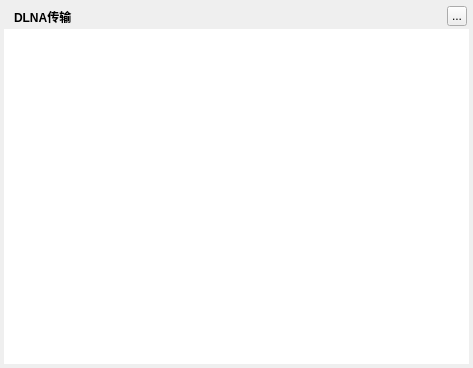
This is TTKModule/TTKWidget/musicUiKits/musicToolsetsKits/musicsongdlnatransferwidget.ui in Greedysky/TTKMusicPlayer as Qt 5 draws it before an edit. The edited form follows.
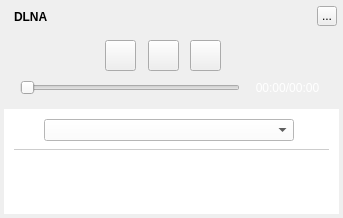
This is the edited form. Custom widgets are drawn as their Qt base class.

Commit message: Update dlna module[587432]

What changed in the file:
```diff
--- a/TTKModule/TTKWidget/musicUiKits/musicToolsetsKits/musicsongdlnatransferwidget.ui
+++ b/TTKModule/TTKWidget/musicUiKits/musicToolsetsKits/musicsongdlnatransferwidget.ui
@@ -6,8 +6,8 @@
    <rect>
     <x>0</x>
     <y>0</y>
-    <width>473</width>
-    <height>368</height>
+    <width>343</width>
+    <height>218</height>
    </rect>
   </property>
   <property name="windowTitle">
@@ -18,8 +18,8 @@
     <rect>
      <x>4</x>
      <y>4</y>
-     <width>465</width>
-     <height>360</height>
+     <width>335</width>
+     <height>210</height>
     </rect>
    </property>
    <property name="text">
@@ -39,13 +39,13 @@
     <string notr="true">color:&quot;#FFFFFF&quot;;font-weight:bold</string>
    </property>
    <property name="text">
-    <string>DLNA传输</string>
+    <string>DLNA</string>
    </property>
   </widget>
   <widget class="QToolButton" name="topTitleCloseButton">
    <property name="geometry">
     <rect>
-     <x>447</x>
+     <x>317</x>
      <y>6</y>
      <width>20</width>
      <height>20</height>
@@ -59,20 +59,137 @@
    <property name="geometry">
     <rect>
      <x>4</x>
-     <y>29</y>
-     <width>465</width>
-     <height>335</height>
+     <y>109</y>
+     <width>335</width>
+     <height>105</height>
     </rect>
    </property>
    <property name="styleSheet">
     <string notr="true">background:white;</string>
    </property>
+   <widget class="QLabel" name="iconLabel">
+    <property name="geometry">
+     <rect>
+      <x>10</x>
+      <y>12</y>
+      <width>16</width>
+      <height>16</height>
+     </rect>
+    </property>
+   </widget>
+   <widget class="QFrame" name="frame">
+    <property name="geometry">
+     <rect>
+      <x>10</x>
+      <y>40</y>
+      <width>315</width>
+      <height>1</height>
+     </rect>
+    </property>
+    <property name="styleSheet">
+     <string notr="true">color:rgba(0, 0, 0, 50)</string>
+    </property>
+    <property name="frameShape">
+     <enum>QFrame::HLine</enum>
+    </property>
+    <property name="frameShadow">
+     <enum>QFrame::Plain</enum>
+    </property>
+   </widget>
+   <widget class="QComboBox" name="deviceComboBox">
+    <property name="geometry">
+     <rect>
+      <x>40</x>
+      <y>10</y>
+      <width>250</width>
+      <height>22</height>
+     </rect>
+    </property>
+   </widget>
+  </widget>
+  <widget class="QPushButton" name="nextButton">
+   <property name="geometry">
+    <rect>
+     <x>190</x>
+     <y>40</y>
+     <width>31</width>
+     <height>31</height>
+    </rect>
+   </property>
+   <property name="text">
+    <string/>
+   </property>
+  </widget>
+  <widget class="QPushButton" name="previousButton">
+   <property name="geometry">
+    <rect>
+     <x>105</x>
+     <y>40</y>
+     <width>31</width>
+     <height>31</height>
+    </rect>
+   </property>
+   <property name="text">
+    <string/>
+   </property>
+  </widget>
+  <widget class="QPushButton" name="playButton">
+   <property name="geometry">
+    <rect>
+     <x>148</x>
+     <y>40</y>
+     <width>31</width>
+     <height>31</height>
+    </rect>
+   </property>
+   <property name="text">
+    <string/>
+   </property>
+  </widget>
+  <widget class="QLabel" name="labelTime">
+   <property name="geometry">
+    <rect>
+     <x>250</x>
+     <y>75</y>
+     <width>75</width>
+     <height>25</height>
+    </rect>
+   </property>
+   <property name="styleSheet">
+    <string notr="true">color:white;</string>
+   </property>
+   <property name="text">
+    <string>00:00/00:00</string>
+   </property>
+   <property name="alignment">
+    <set>Qt::AlignCenter</set>
+   </property>
+  </widget>
+  <widget class="MusicMovingClickedSlider" name="timeSlider">
+   <property name="geometry">
+    <rect>
+     <x>20</x>
+     <y>77</y>
+     <width>220</width>
+     <height>22</height>
+    </rect>
+   </property>
+   <property name="orientation">
+    <enum>Qt::Horizontal</enum>
+   </property>
   </widget>
   <zorder>background</zorder>
   <zorder>backgroundMask</zorder>
   <zorder>topTitleName</zorder>
   <zorder>topTitleCloseButton</zorder>
  </widget>
+ <customwidgets>
+  <customwidget>
+   <class>MusicMovingClickedSlider</class>
+   <extends>QSlider</extends>
+   <header>musicmovingclickedslider.h</header>
+  </customwidget>
+ </customwidgets>
  <resources/>
  <connections/>
 </ui>
```
Left out of the diff: 7 changed lines with no effect on the pictures. The commit also changes 12 other files.
